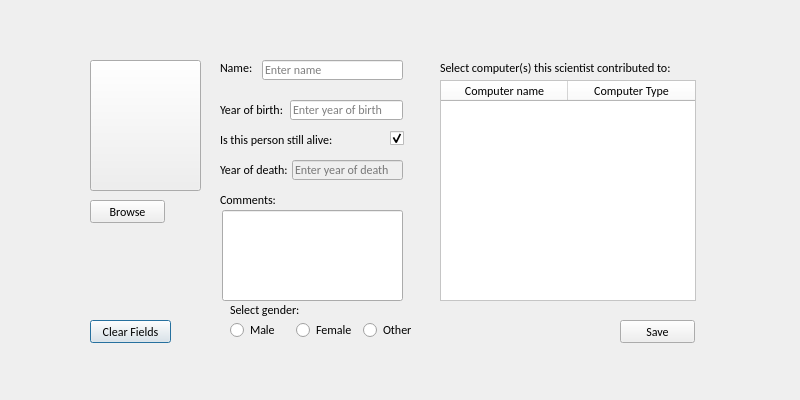
Hopur21/Hopur21, file Hopur21Verkefni/MyComputerScienceList/ui/addcomputerscientist.ui: the form before one commit.
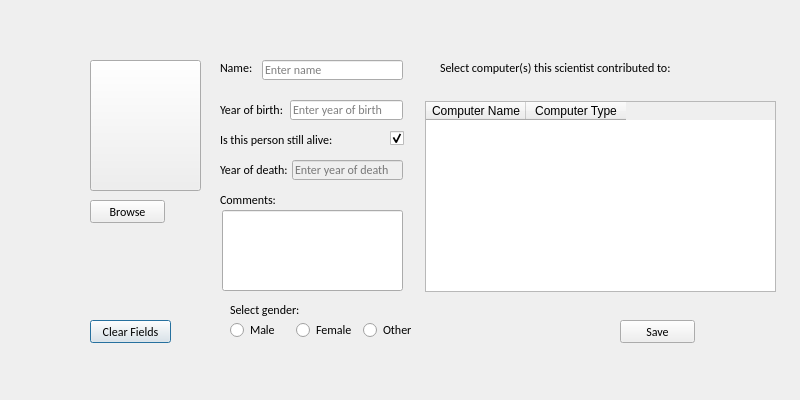
The form after the commit. Icons and pictures are not drawn.

Commit message: addComputerScientist now displays computers

```diff
--- a/Hopur21Verkefni/MyComputerScienceList/ui/addcomputerscientist.ui
+++ b/Hopur21Verkefni/MyComputerScienceList/ui/addcomputerscientist.ui
@@ -111,7 +111,7 @@
       <x>222</x>
       <y>210</y>
       <width>181</width>
-      <height>91</height>
+      <height>81</height>
      </rect>
     </property>
     <property name="font">
@@ -196,47 +196,6 @@
      <string>Enter name</string>
     </property>
    </widget>
-   <widget class="QTableWidget" name="tableWidget_Addscientist_selectComputerForScientist">
-    <property name="geometry">
-     <rect>
-      <x>440</x>
-      <y>80</y>
-      <width>256</width>
-      <height>221</height>
-     </rect>
-    </property>
-    <property name="font">
-     <font>
-      <family>Calibri</family>
-     </font>
-    </property>
-    <property name="styleSheet">
-     <string notr="true">background-color: rgb(255, 255, 255);</string>
-    </property>
-    <attribute name="horizontalHeaderDefaultSectionSize">
-     <number>127</number>
-    </attribute>
-    <column>
-     <property name="text">
-      <string>Computer name</string>
-     </property>
-     <property name="font">
-      <font>
-       <family>Calibri</family>
-      </font>
-     </property>
-    </column>
-    <column>
-     <property name="text">
-      <string>Computer Type</string>
-     </property>
-     <property name="font">
-      <font>
-       <family>Calibri</family>
-      </font>
-     </property>
-    </column>
-   </widget>
    <widget class="QPushButton" name="pushButton_browse">
     <property name="geometry">
      <rect>
@@ -423,7 +382,52 @@
      <bool>true</bool>
     </property>
    </widget>
-   <widget class="QWidget" name="layoutWidget">
+   <widget class="QLabel" name="label_addScientist_invalidDeathYear">
+    <property name="geometry">
+     <rect>
+      <x>270</x>
+      <y>180</y>
+      <width>141</width>
+      <height>20</height>
+     </rect>
+    </property>
+    <property name="text">
+     <string/>
+    </property>
+   </widget>
+   <widget class="QTableWidget" name="tableWidget_Addscientist_selectComputerForScientist">
+    <property name="geometry">
+     <rect>
+      <x>425</x>
+      <y>101</y>
+      <width>351</width>
+      <height>191</height>
+     </rect>
+    </property>
+    <property name="selectionMode">
+     <enum>QAbstractItemView::MultiSelection</enum>
+    </property>
+    <property name="selectionBehavior">
+     <enum>QAbstractItemView::SelectRows</enum>
+    </property>
+    <property name="iconSize">
+     <size>
+      <width>0</width>
+      <height>0</height>
+     </size>
+    </property>
+    <column>
+     <property name="text">
+      <string>Computer Name</string>
+     </property>
+    </column>
+    <column>
+     <property name="text">
+      <string>Computer Type</string>
+     </property>
+    </column>
+   </widget>
+   <widget class="QWidget" name="">
     <property name="geometry">
      <rect>
       <x>230</x>
```
Left out of the diff: 13 changed lines with no effect on the pictures. The commit also changes 4 other files.
